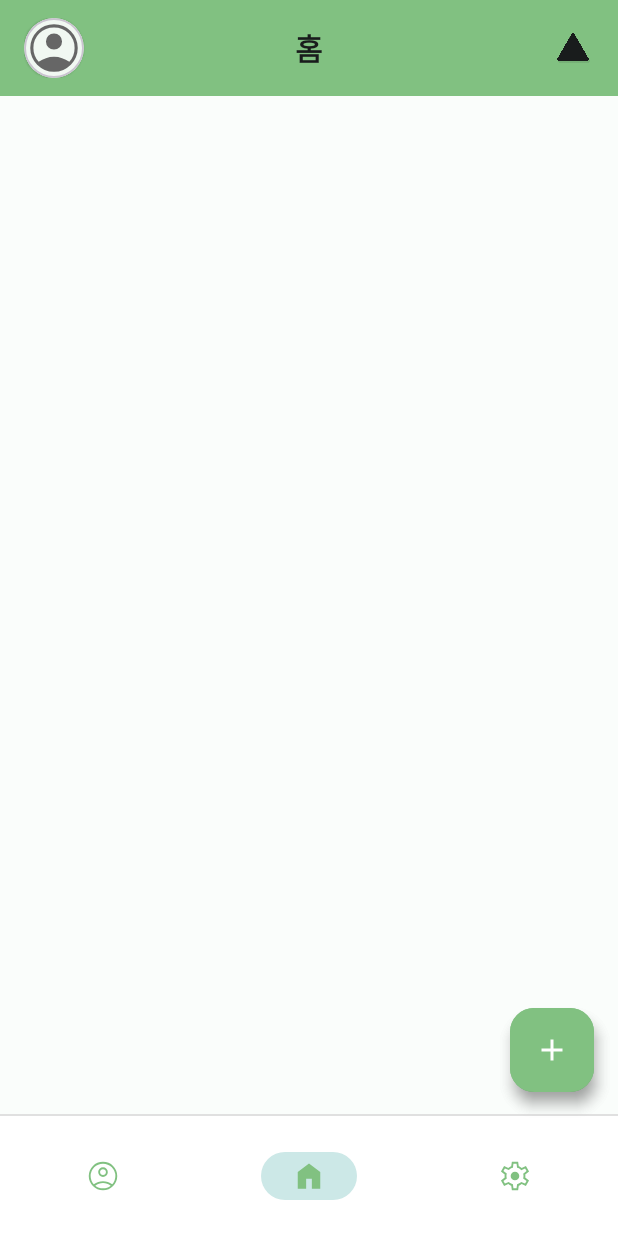
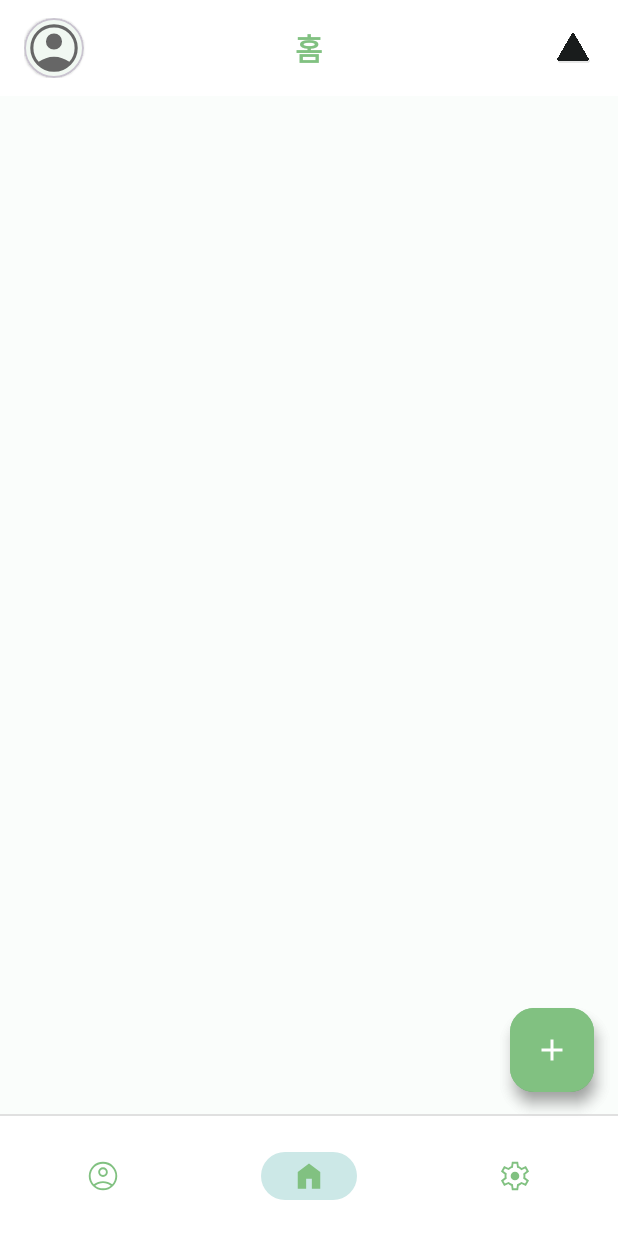
Before and after one commit to Sungjincc/Pillcare, an Android app built with Jetpack Compose: the MainActivity screen opened directly, with no data from a screen before it, on a phone screen of 412 x 824 dp. Run offline under Robolectric (Android 15) with nearby library versions, the phone set to English and light mode, and no system bars.

Commit message:
Design : 홈 화면 내 상단바 색상 변경

```diff
--- a/app/src/main/res/layout/activity_main.xml
+++ b/app/src/main/res/layout/activity_main.xml
@@ -13,7 +13,7 @@
         android:id="@+id/topToolBar"
         android:layout_width="match_parent"
         android:layout_height="@dimen/toolbar_height"
-        android:background="@color/mainColor"
+        android:background="@android:color/white"
         android:elevation="@dimen/elevation_level1"
         app:layout_constraintEnd_toEndOf="parent"
         app:layout_constraintHorizontal_bias="0.0"
@@ -68,7 +68,7 @@
             android:layout_gravity="center"
             android:text="@string/stringHome"
             android:textAppearance="@style/TextAppearance.App.TitleLarge"
-            android:textColor="?attr/colorOnSurface" />
+            android:textColor="@color/mainColor" />
 
         <!-- 알림 버튼 -->
         <com.google.android.material.button.MaterialButton
```
